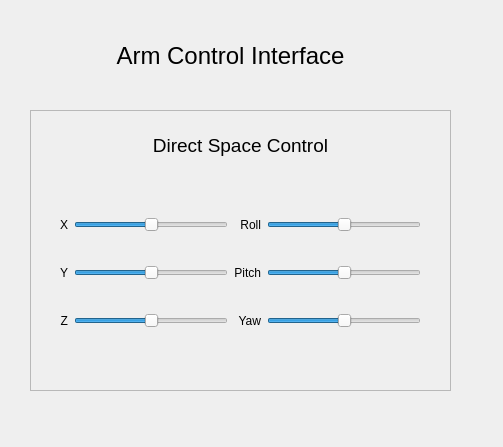
Above: libs/rqt_armcontrol/resource/rqt_armcontrol.ui from ORTHOPUS-EXPLORER/explorer_stack before the change. Below: the same form after it.
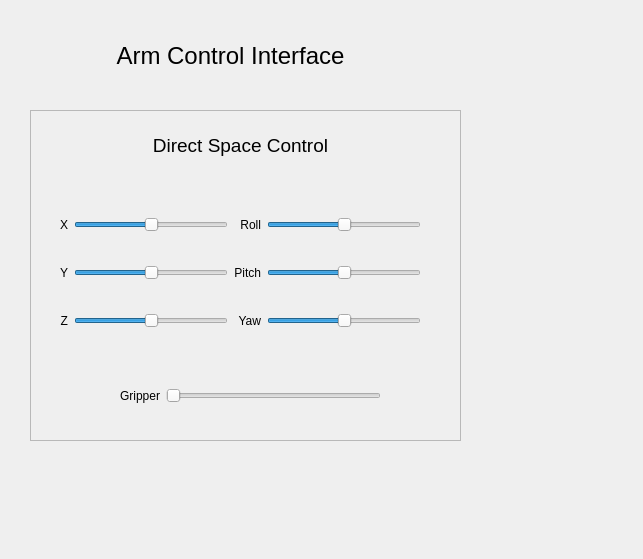
That is the form after the change.

Commit message: (fix): change gripper command

```diff
--- a/libs/rqt_armcontrol/resource/rqt_armcontrol.ui
+++ b/libs/rqt_armcontrol/resource/rqt_armcontrol.ui
@@ -6,8 +6,8 @@
    <rect>
     <x>0</x>
     <y>0</y>
-    <width>503</width>
-    <height>447</height>
+    <width>643</width>
+    <height>559</height>
    </rect>
   </property>
   <property name="windowTitle">
@@ -41,8 +41,8 @@
     <rect>
      <x>30</x>
      <y>110</y>
-     <width>421</width>
-     <height>281</height>
+     <width>431</width>
+     <height>331</height>
     </rect>
    </property>
    <property name="autoFillBackground">
@@ -245,6 +245,44 @@
      <set>Qt::AlignCenter</set>
     </property>
    </widget>
+   <widget class="QWidget" name="horizontalLayoutWidget">
+    <property name="geometry">
+     <rect>
+      <x>90</x>
+      <y>270</y>
+      <width>261</width>
+      <height>31</height>
+     </rect>
+    </property>
+    <layout class="QHBoxLayout" name="horizontalLayout">
+     <item>
+      <widget class="QLabel" name="label_2">
+       <property name="text">
+        <string>Gripper</string>
+       </property>
+       <property name="alignment">
+        <set>Qt::AlignRight|Qt::AlignTrailing|Qt::AlignVCenter</set>
+       </property>
+      </widget>
+     </item>
+     <item>
+      <widget class="QSlider" name="gripper">
+       <property name="minimum">
+        <number>0</number>
+       </property>
+       <property name="maximum">
+        <number>105</number>
+       </property>
+       <property name="sliderPosition">
+        <number>0</number>
+       </property>
+       <property name="orientation">
+        <enum>Qt::Horizontal</enum>
+       </property>
+      </widget>
+     </item>
+    </layout>
+   </widget>
   </widget>
   <zorder>frame</zorder>
   <zorder>label_12</zorder>
```
The commit also changes 3 other files.
